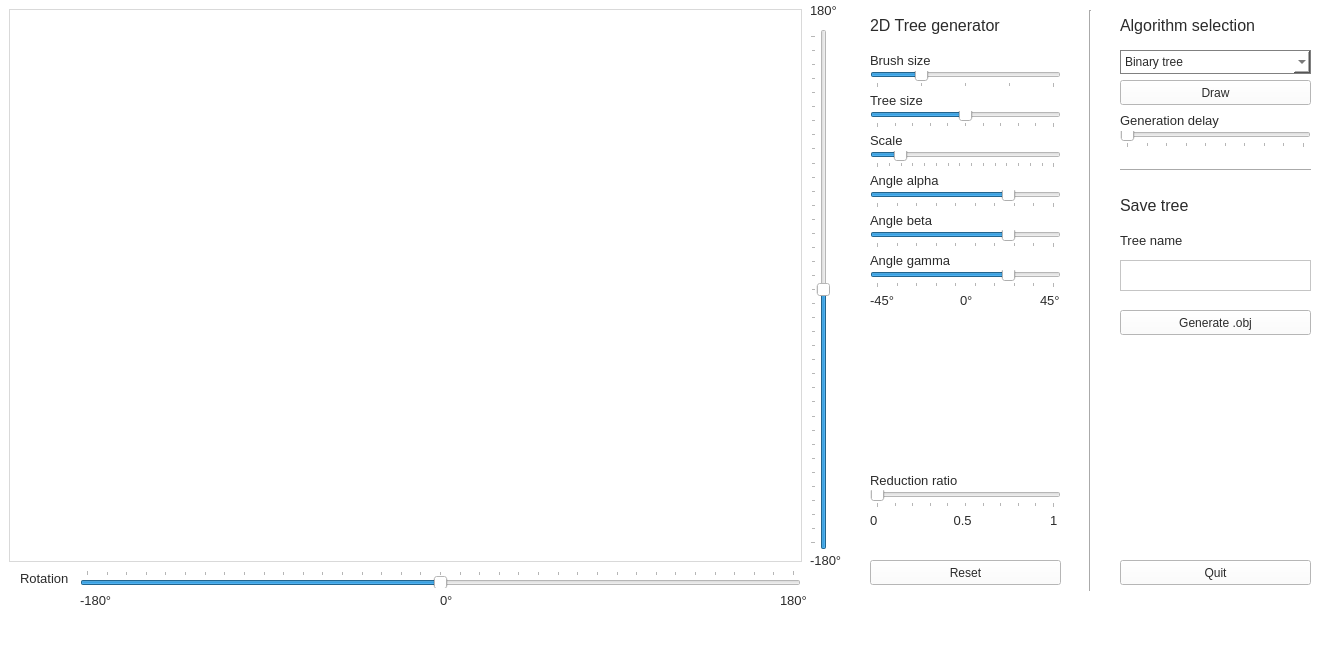
Qt form mainwindow.ui (Maxlo24/Projet_Majeure_Arbre_3D) before a commit.
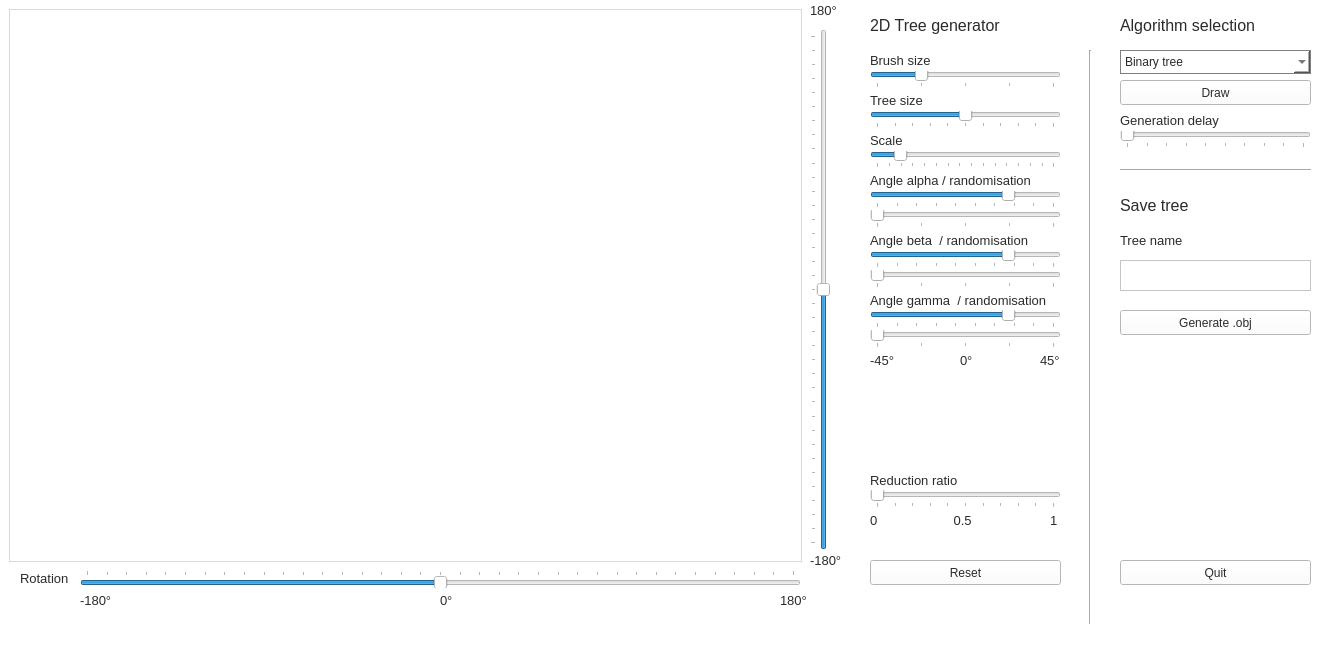
The same form after that commit.

Commit message: random angle

```diff
--- a/mainwindow.ui
+++ b/mainwindow.ui
@@ -448,7 +448,7 @@
      <rect>
       <x>870</x>
       <y>170</y>
-      <width>121</width>
+      <width>181</width>
       <height>21</height>
      </rect>
     </property>
@@ -458,7 +458,7 @@
      </font>
     </property>
     <property name="text">
-     <string>Angle alpha</string>
+     <string>Angle alpha / randomisation</string>
     </property>
    </widget>
    <widget class="QLabel" name="taillePinceauLabel_9">
@@ -762,8 +762,8 @@
     <property name="geometry">
      <rect>
       <x>870</x>
-      <y>210</y>
-      <width>121</width>
+      <y>230</y>
+      <width>171</width>
       <height>21</height>
      </rect>
     </property>
@@ -773,14 +773,14 @@
      </font>
     </property>
     <property name="text">
-     <string>Angle beta</string>
+     <string>Angle beta  / randomisation</string>
     </property>
    </widget>
    <widget class="QSlider" name="beta_Slider">
     <property name="geometry">
      <rect>
       <x>870</x>
-      <y>230</y>
+      <y>250</y>
       <width>191</width>
       <height>18</height>
      </rect>
@@ -817,7 +817,7 @@
     <property name="geometry">
      <rect>
       <x>1040</x>
-      <y>290</y>
+      <y>350</y>
       <width>31</width>
       <height>21</height>
      </rect>
@@ -835,7 +835,7 @@
     <property name="geometry">
      <rect>
       <x>870</x>
-      <y>290</y>
+      <y>350</y>
       <width>31</width>
       <height>21</height>
      </rect>
@@ -853,8 +853,8 @@
     <property name="geometry">
      <rect>
       <x>870</x>
-      <y>250</y>
-      <width>121</width>
+      <y>290</y>
+      <width>181</width>
       <height>21</height>
      </rect>
     </property>
@@ -864,14 +864,14 @@
      </font>
     </property>
     <property name="text">
-     <string>Angle gamma</string>
+     <string>Angle gamma  / randomisation</string>
     </property>
    </widget>
    <widget class="QSlider" name="gamma_Slider">
     <property name="geometry">
      <rect>
       <x>870</x>
-      <y>270</y>
+      <y>310</y>
       <width>191</width>
       <height>18</height>
      </rect>
@@ -888,6 +888,9 @@
     <property name="maximum">
      <number>45</number>
     </property>
+    <property name="pageStep">
+     <number>10</number>
+    </property>
     <property name="value">
      <number>22</number>
     </property>
@@ -908,7 +911,7 @@
     <property name="geometry">
      <rect>
       <x>960</x>
-      <y>290</y>
+      <y>350</y>
       <width>21</width>
       <height>21</height>
      </rect>
@@ -944,7 +947,7 @@
     <property name="geometry">
      <rect>
       <x>1080</x>
-      <y>10</y>
+      <y>50</y>
       <width>20</width>
       <height>581</height>
      </rect>
@@ -997,6 +1000,129 @@
      <enum>Qt::Horizontal</enum>
     </property>
    </widget>
+   <widget class="QSlider" name="alpha_random">
+    <property name="geometry">
+     <rect>
+      <x>870</x>
+      <y>210</y>
+      <width>191</width>
+      <height>18</height>
+     </rect>
+    </property>
+    <property name="font">
+     <font>
+      <strikeout>false</strikeout>
+      <kerning>false</kerning>
+     </font>
+    </property>
+    <property name="minimum">
+     <number>0</number>
+    </property>
+    <property name="maximum">
+     <number>40</number>
+    </property>
+    <property name="singleStep">
+     <number>1</number>
+    </property>
+    <property name="pageStep">
+     <number>5</number>
+    </property>
+    <property name="value">
+     <number>0</number>
+    </property>
+    <property name="tracking">
+     <bool>true</bool>
+    </property>
+    <property name="orientation">
+     <enum>Qt::Horizontal</enum>
+    </property>
+    <property name="tickPosition">
+     <enum>QSlider::TicksBelow</enum>
+    </property>
+    <property name="tickInterval">
+     <number>10</number>
+    </property>
+   </widget>
+   <widget class="QSlider" name="beta_random">
+    <property name="geometry">
+     <rect>
+      <x>870</x>
+      <y>270</y>
+      <width>191</width>
+      <height>18</height>
+     </rect>
+    </property>
+    <property name="font">
+     <font>
+      <strikeout>false</strikeout>
+      <kerning>false</kerning>
+     </font>
+    </property>
+    <property name="minimum">
+     <number>0</number>
+    </property>
+    <property name="maximum">
+     <number>40</number>
+    </property>
+    <property name="pageStep">
+     <number>5</number>
+    </property>
+    <property name="value">
+     <number>0</number>
+    </property>
+    <property name="tracking">
+     <bool>true</bool>
+    </property>
+    <property name="orientation">
+     <enum>Qt::Horizontal</enum>
+    </property>
+    <property name="tickPosition">
+     <enum>QSlider::TicksBelow</enum>
+    </property>
+    <property name="tickInterval">
+     <number>10</number>
+    </property>
+   </widget>
+   <widget class="QSlider" name="gamma_random">
+    <property name="geometry">
+     <rect>
+      <x>870</x>
+      <y>330</y>
+      <width>191</width>
+      <height>18</height>
+     </rect>
+    </property>
+    <property name="font">
+     <font>
+      <strikeout>false</strikeout>
+      <kerning>false</kerning>
+     </font>
+    </property>
+    <property name="minimum">
+     <number>0</number>
+    </property>
+    <property name="maximum">
+     <number>40</number>
+    </property>
+    <property name="pageStep">
+     <number>5</number>
+    </property>
+    <property name="value">
+     <number>0</number>
+    </property>
+    <property name="tracking">
+     <bool>true</bool>
+    </property>
+    <property name="orientation">
+     <enum>Qt::Horizontal</enum>
+    </property>
+    <property name="tickPosition">
+     <enum>QSlider::TicksBelow</enum>
+    </property>
+    <property name="tickInterval">
+     <number>10</number>
+    </property>
+   </widget>
    <zorder>verticalFrame_2</zorder>
    <zorder>quitButton</zorder>
    <zorder>verticalLayoutWidget</zorder>
```
Left out of the diff: 3 changed lines with no effect on the pictures. The commit also changes 5 other files.
